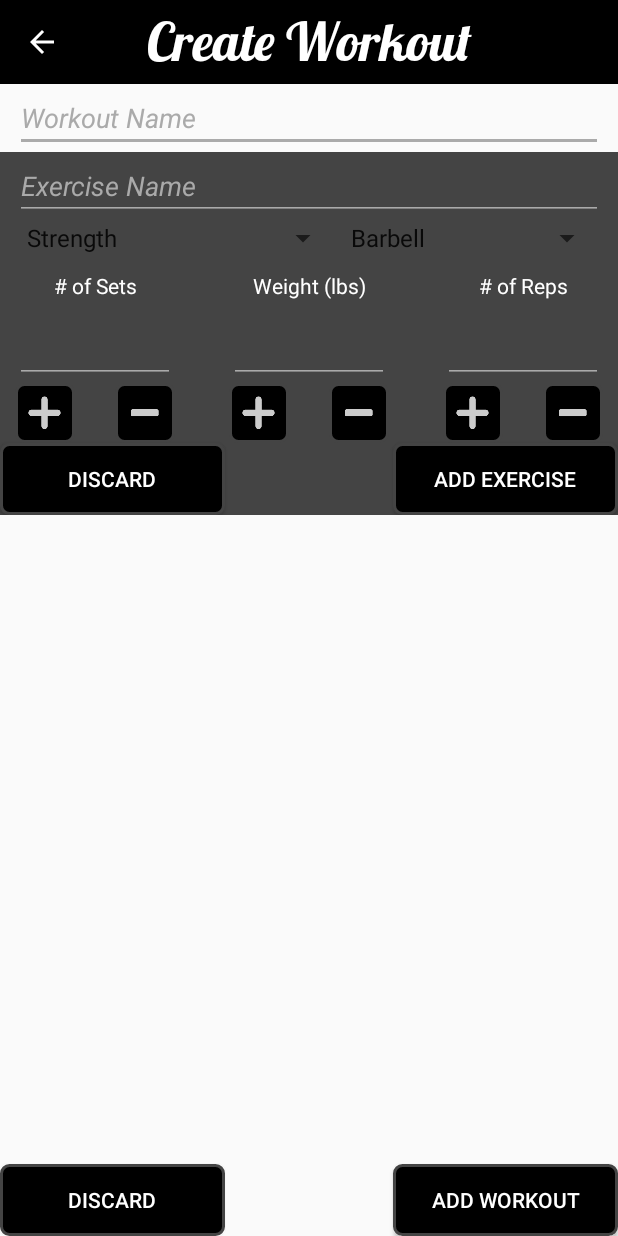
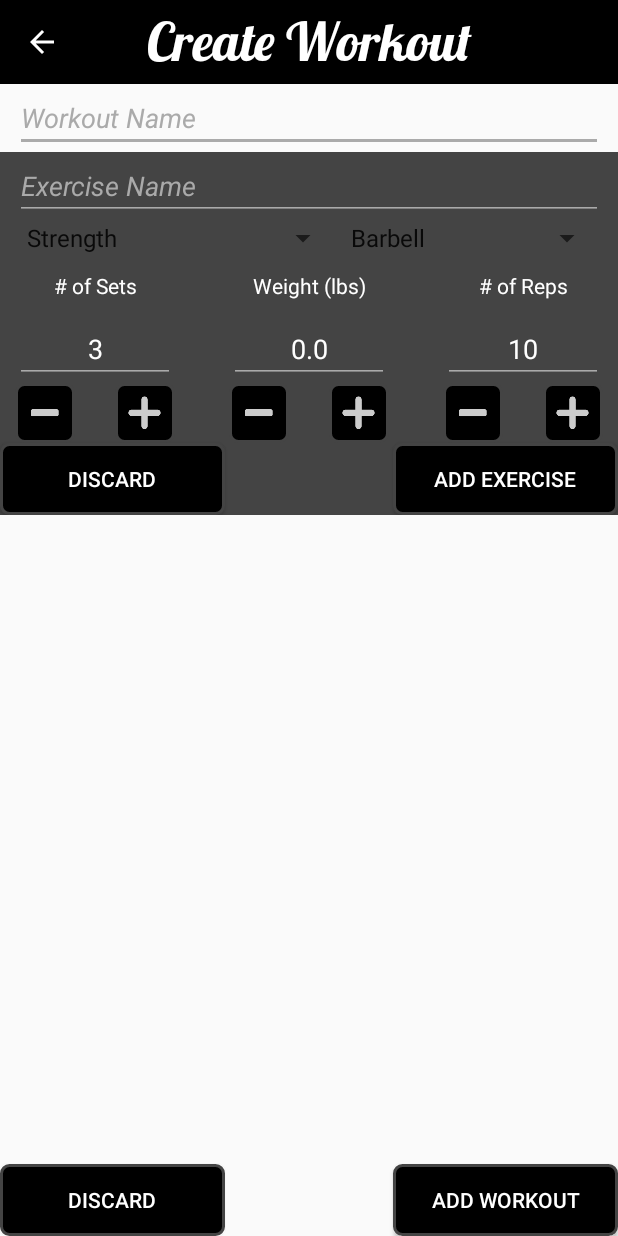
Before and after one commit to judacribz/GainzAssist, an Android app: the AddWorkout screen opened directly, with no data from a screen before it, after a tap on an icon or button, on a phone screen of 412 x 824 dp. Run offline under Robolectric (Android 15) with nearby library versions, the phone set to English and light mode, and no system bars; our stand-ins replace ButterKnife; 3 other taps on this screen came first.

Commit message:
added increasing/dec functionality

```diff
--- a/app/src/main/java/ca/judacribz/gainzassist/activities/add_workout/AddWorkout.java
+++ b/app/src/main/java/ca/judacribz/gainzassist/activities/add_workout/AddWorkout.java
@@ -3,9 +3,8 @@ package ca.judacribz.gainzassist.activities.add_workout;
 import android.support.v7.app.AppCompatActivity;
 import android.os.Bundle;
 import android.support.v7.widget.RecyclerView;
-import android.view.View;
-import android.widget.ArrayAdapter;
-import android.widget.Button;
+import android.text.Editable;
+import android.text.TextWatcher;
 import android.widget.EditText;
 import android.widget.ImageButton;
 import android.widget.Spinner;
@@ -14,37 +13,35 @@ import android.widget.Toast;
 import butterknife.BindView;
 import butterknife.*;
 import ca.judacribz.gainzassist.R;
-import static ca.judacribz.gainzassist.util.UI.setToolbar;
 
-public class AddWorkout extends AppCompatActivity implements View.OnClickListener {
+import static ca.judacribz.gainzassist.util.UI.*;
+
+public class AddWorkout extends AppCompatActivity{
 
     // Constants
     // --------------------------------------------------------------------------------------------
+    private static final int MIN_INT = 0;
+    private static final float MIN_FLOAT = 0.0f;
+
     // --------------------------------------------------------------------------------------------
 
     // Global Vars
     // --------------------------------------------------------------------------------------------
+    EditText etTmp;
+
     @BindView(R.id.et_workout_name) EditText etWorkoutName;
     @BindView(R.id.et_exercise_name) EditText etExerciseName;
     @BindView(R.id.et_reps) EditText etReps;
     @BindView(R.id.et_weight) EditText etWeight;
     @BindView(R.id.et_sets) EditText etSets;
 
+    @BindView(R.id.btn_dec_reps) ImageButton btnDecReps;
+    @BindView(R.id.btn_dec_weight) ImageButton btnDecWeight;
+    @BindView(R.id.btn_dec_sets) ImageButton btnDecSets;
+
     @BindView(R.id.spr_type) Spinner sprExerciseType;
     @BindView(R.id.spr_equipment) Spinner sprEquipmentUsed;
     @BindView(R.id.rv_exercise_btns) RecyclerView rvExerciseList;
-
-    @BindView(R.id.btn_inc_reps) ImageButton btnIncReps;
-    @BindView(R.id.btn_dec_reps) ImageButton btnDecReps;
-    @BindView(R.id.btn_inc_weight) ImageButton btnIncWeight;
-    @BindView(R.id.btn_dec_weight) ImageButton btnDecWeight;
-    @BindView(R.id.btn_inc_sets) ImageButton btnIncSets;
-    @BindView(R.id.btn_dec_sets) ImageButton btnDecSets;
-
-    @BindView(R.id.btn_discard_exercise) Button btnDiscardExercise;
-    @BindView(R.id.btn_add_exercise) Button btnAddExercise;
-    @BindView(R.id.btn_discard_workout) Button btnDiscardWorkout;
-    @BindView(R.id.btn_add_workout) Button btnAddWorkout;
     // --------------------------------------------------------------------------------------------
 
 
@@ -57,24 +54,56 @@ public class AddWorkout extends AppCompatActivity implements View.OnClickListene
         ButterKnife.bind(this);
         setToolbar(this, R.string.create_workout, true);
 
-        btnIncReps.setOnClickListener(this);
-        btnDecReps.setOnClickListener(this);
-        btnIncWeight.setOnClickListener(this);
-        btnDecWeight.setOnClickListener(this);
-        btnIncSets.setOnClickListener(this);
-        btnDecSets.setOnClickListener(this);
+        setTextWatcher(etSets, btnDecSets, true);
+        setTextWatcher(etReps, btnDecReps, true);
+        setTextWatcher(etWeight, btnDecWeight, false);
 
-        btnDiscardExercise.setOnClickListener(this);
-        btnAddExercise.setOnClickListener(this);
-        btnDiscardWorkout.setOnClickListener(this);
-        btnAddWorkout.setOnClickListener(this);
 
-        ArrayAdapter<CharSequence> exTypeAdapter = ArrayAdapter.createFromResource(this, R.array.exerciseType, android.R.layout.simple_spinner_item);
-        exTypeAdapter.setDropDownViewResource(android.R.layout.simple_spinner_dropdown_item);
-        sprExerciseType.setAdapter(exTypeAdapter);
-        ArrayAdapter<CharSequence> exEquipAdapter = ArrayAdapter.createFromResource(this, R.array.exerciseEquipment, android.R.layout.simple_spinner_item);
-        exEquipAdapter.setDropDownViewResource(android.R.layout.simple_spinner_dropdown_item);
-        sprEquipmentUsed.setAdapter(exEquipAdapter);
+        setSpinnerWithArray(this, R.array.exerciseType, sprExerciseType);
+        setSpinnerWithArray(this, R.array.exerciseEquipment, sprEquipmentUsed);
+    }
+
+    /* Disables decrease ImageButtons when EditText value is at 0 (for reps or sets) */
+    public void setTextWatcher(final EditText et, final ImageButton btnDec, final boolean isInt) {
+        et.addTextChangedListener(new TextWatcher() {
+            @Override
+            public void beforeTextChanged(CharSequence s, int start, int count, int after) {
+            }
+
+            @Override
+            public void onTextChanged(CharSequence s, int start, int before, int count) {
+                String strTmp = s.toString();
+                if (!strTmp.isEmpty()) {
+
+                    boolean isZero = false;
+
+                    if (isInt) {
+                        if (Integer.valueOf(strTmp) == MIN_INT) {
+                            isZero = true;
+                        }
+                    } else {
+                        if (Float.valueOf(strTmp) == MIN_FLOAT) {
+                            isZero = true;
+                        }
+                    }
+
+                    if (isZero) {
+                        btnDec.setEnabled(false);
+                    } else {
+                        if (!btnDec.isEnabled()) {
+                            btnDec.setEnabled(true);
+                        }
+                    }
+
+                } else {
+                    et.setText("0");
+                }
+            }
+
+            @Override
+            public void afterTextChanged(Editable s) {
+            }
+        });
     }
 
     /* Toolbar back arrow handling */
@@ -88,27 +117,58 @@ public class AddWorkout extends AppCompatActivity implements View.OnClickListene
 
     // Click Handling
     // ============================================================================================
-    @Override
-    public void onClick(View v) {
-        handleClick(v.getId());
+    @OnClick({R.id.btn_inc_reps, R.id.btn_dec_reps, R.id.btn_inc_sets, R.id.btn_dec_sets})
+    public void changeInt(ImageButton iBtn) {
+        int intChange = 0;
+
+        switch(iBtn.getId()) {
+            case R.id.btn_inc_sets:
+                intChange = 1;
+                etTmp = etSets;
+                break;
+
+            case R.id.btn_dec_sets:
+                intChange = -1;
+                etTmp = etSets;
+                break;
+
+            case R.id.btn_inc_reps:
+                intChange = 1;
+                etTmp = etReps;
+                break;
+
+            case R.id.btn_dec_reps:
+                intChange = -1;
+                etTmp = etReps;
+                break;
+        }
+
+        int tmpInt = Math.max(getInt(etTmp) + intChange, MIN_INT);
+        etTmp.setText(String.valueOf(tmpInt));
     }
 
-    /* Handles all clicks in activity */
-    public void handleClick(int id) {
-        switch (id) {
-            case R.id.btn_discard_exercise:
-                Toast.makeText(this, "discEx", Toast.LENGTH_SHORT).show();
+    @OnClick({R.id.btn_inc_weight, R.id.btn_dec_weight})
+    public void changeFloat(ImageButton iBtn) {
+        float floatChange = 5.0f;
+
+        etTmp = etWeight;
+        switch(iBtn.getId()) {
+            case R.id.btn_inc_weight:
+                floatChange = 5.0f;
                 break;
-            case R.id.btn_add_exercise:
-                Toast.makeText(this, "ex", Toast.LENGTH_SHORT).show();
-                break;
-            case R.id.btn_discard_workout:
-                Toast.makeText(this, "discWork", Toast.LENGTH_SHORT).show();
-                break;
-            case R.id.btn_add_workout:
-                Toast.makeText(this, "r", Toast.LENGTH_SHORT).show();
+
+            case R.id.btn_dec_weight:
+                floatChange = -5.0f;
                 break;
         }
+        float tmpFloat = Math.max(getFloat(etTmp) + floatChange, MIN_FLOAT);
+        etTmp.setText(String.valueOf(tmpFloat));
+    }
+
+
+    @OnClick({R.id.btn_discard_exercise, R.id.btn_add_exercise, R.id.btn_discard_workout, R.id.btn_add_workout})
+    public void discSets() {
+        Toast.makeText(this, "yo", Toast.LENGTH_SHORT).show();
     }
     // ============================================================================================
 }
--- a/app/src/main/java/ca/judacribz/gainzassist/util/UI.java
+++ b/app/src/main/java/ca/judacribz/gainzassist/util/UI.java
@@ -7,6 +7,9 @@ import android.os.Handler;
 import android.support.v7.app.ActionBar;
 import android.support.v7.app.AppCompatActivity;
 import android.support.v7.widget.Toolbar;
+import android.view.View;
+import android.widget.ArrayAdapter;
+import android.widget.Spinner;
 import android.widget.TextView;
 import android.widget.Toast;
 
@@ -72,6 +75,32 @@ public class UI {
         return title;
     }
 
+    /* Sets the spinner with the given array resource in the Activity */
+    public static void setSpinnerWithArray(Activity act, int arrResId, Spinner spr) {
+
+        ArrayAdapter<CharSequence> adapter =
+                ArrayAdapter.createFromResource(act,
+                                                arrResId,
+                                                android.R.layout.simple_spinner_item);
+        adapter.setDropDownViewResource(android.R.layout.simple_spinner_dropdown_item);
+        spr.setAdapter(adapter);
+    }
+
+
+    public static String getText(TextView tv) {
+        return tv.getText().toString();
+    }
+
+    public static int getInt(TextView tv) {
+        return Integer.valueOf(getText(tv));
+    }
+
+    public static float getFloat(TextView tv) {
+        return Float.valueOf(getText(tv));
+    }
+
+
+
 //        /* Checks to see if the database exists */
 //        public static boolean exists(Context context) {
 //            File dbFile = new File(context.getDatabasePath(
--- a/app/src/main/res/layout/activity_add_workout.xml
+++ b/app/src/main/res/layout/activity_add_workout.xml
@@ -108,13 +108,15 @@
             android:backgroundTint="@color/colorLightAccent"
             android:ems="5"
             android:inputType="number"
+            android:text="@string/initial_num_sets"
+            android:textAlignment="center"
             android:textColor="@color/colorText" />
 
         <ImageButton
             android:id="@+id/btn_inc_sets"
             android:layout_width="40dp"
             android:layout_height="40dp"
-            android:layout_alignStart="@id/et_sets"
+            android:layout_alignEnd="@id/et_sets"
             android:layout_below="@id/et_sets"
             android:background="@drawable/touch_anim_ripple"
             android:src="@drawable/ic_plus"/>
@@ -123,7 +125,7 @@
             android:id="@+id/btn_dec_sets"
             android:layout_width="40dp"
             android:layout_height="40dp"
-            android:layout_alignEnd="@id/et_sets"
+            android:layout_alignStart="@id/et_sets"
             android:layout_below="@id/et_sets"
             android:background="@drawable/touch_anim_ripple"
             android:src="@drawable/ic_minus"/>
@@ -156,13 +158,15 @@
             android:backgroundTint="@color/colorLightAccent"
             android:ems="5"
             android:inputType="numberDecimal"
+            android:text="@string/initial_weight"
+            android:textAlignment="center"
             android:textColor="@color/colorText" />
 
         <ImageButton
             android:id="@+id/btn_inc_weight"
             android:layout_width="40dp"
             android:layout_height="40dp"
-            android:layout_alignStart="@id/et_weight"
+            android:layout_alignEnd="@id/et_weight"
             android:layout_below="@id/et_weight"
             android:background="@drawable/touch_anim_ripple"
             android:src="@drawable/ic_plus"/>
@@ -171,7 +175,7 @@
             android:id="@+id/btn_dec_weight"
             android:layout_width="40dp"
             android:layout_height="40dp"
-            android:layout_alignEnd="@id/et_weight"
+            android:layout_alignStart="@id/et_weight"
             android:layout_below="@id/et_weight"
             android:background="@drawable/touch_anim_ripple"
             android:src="@drawable/ic_minus"/>
@@ -204,13 +208,15 @@
             android:backgroundTint="@color/colorLightAccent"
             android:ems="5"
             android:inputType="number"
+            android:text="@string/initial_num_reps"
+            android:textAlignment="center"
             android:textColor="@color/colorText" />
 
         <ImageButton
             android:id="@+id/btn_inc_reps"
             android:layout_width="40dp"
             android:layout_height="40dp"
-            android:layout_alignStart="@id/et_reps"
+            android:layout_alignEnd="@id/et_reps"
             android:layout_below="@id/et_reps"
             android:background="@drawable/touch_anim_ripple"
             android:src="@drawable/ic_plus"/>
@@ -219,7 +225,7 @@
             android:id="@+id/btn_dec_reps"
             android:layout_width="40dp"
             android:layout_height="40dp"
-            android:layout_alignEnd="@id/et_reps"
+            android:layout_alignStart="@id/et_reps"
             android:layout_below="@id/et_reps"
             android:background="@drawable/touch_anim_ripple"
             android:src="@drawable/ic_minus"/>
--- a/app/src/main/res/values/strings.xml
+++ b/app/src/main/res/values/strings.xml
@@ -69,4 +69,7 @@
     <!-- TODO: Remove or change this placeholder text -->
     <string name="hello_blank_fragment">Hello blank fragment</string>
     <string name="discard">Discard</string>
+    <string name="initial_num_sets">3</string>
+    <string name="initial_num_reps">10</string>
+    <string name="initial_weight">0.0</string>
 </resources>
```
